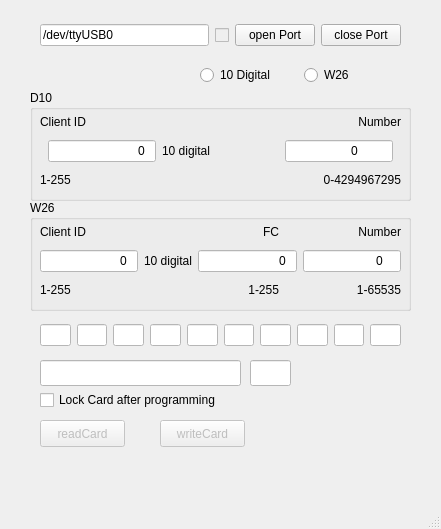
This is python/window.ui in zeroskunk/d302 as Qt 5 draws it before an edit. The edited form follows.
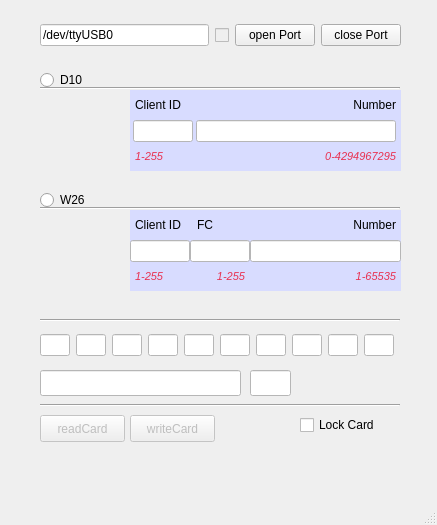
This is the edited form.

What changed in the file:
```diff
--- a/python/window.ui
+++ b/python/window.ui
@@ -6,8 +6,8 @@
    <rect>
     <x>0</x>
     <y>0</y>
-    <width>441</width>
-    <height>529</height>
+    <width>437</width>
+    <height>525</height>
    </rect>
   </property>
   <property name="windowTitle">
@@ -62,32 +62,9 @@
        <property name="text">
         <string>close Port</string>
        </property>
-      </widget>
-     </item>
-    </layout>
-   </widget>
-   <widget class="QWidget" name="horizontalLayoutWidget_2">
-    <property name="geometry">
-     <rect>
-      <x>200</x>
-      <y>60</y>
-      <width>201</width>
-      <height>31</height>
-     </rect>
-    </property>
-    <layout class="QHBoxLayout" name="horizontalLayout_2">
-     <item>
-      <widget class="QRadioButton" name="btn_radio_d10">
-       <property name="text">
-        <string>10 Digital</string>
-       </property>
-      </widget>
-     </item>
-     <item>
-      <widget class="QRadioButton" name="btn_radio_w26">
-       <property name="text">
-        <string>W26 </string>
-       </property>
+       <attribute name="buttonGroup">
+        <string notr="true">portButtonGroup</string>
+       </attribute>
       </widget>
      </item>
     </layout>
@@ -99,7 +76,7 @@
     <property name="geometry">
      <rect>
       <x>40</x>
-      <y>420</y>
+      <y>415</y>
       <width>85</width>
       <height>27</height>
      </rect>
@@ -114,8 +91,8 @@
     </property>
     <property name="geometry">
      <rect>
-      <x>160</x>
-      <y>420</y>
+      <x>130</x>
+      <y>415</y>
       <width>85</width>
       <height>27</height>
      </rect>
@@ -127,14 +104,14 @@
    <widget class="QCheckBox" name="card_lock">
     <property name="geometry">
      <rect>
-      <x>40</x>
-      <y>390</y>
-      <width>211</width>
+      <x>300</x>
+      <y>415</y>
+      <width>101</width>
       <height>20</height>
      </rect>
     </property>
     <property name="text">
-     <string>Lock Card after programming</string>
+     <string>Lock Card</string>
     </property>
    </widget>
    <widget class="QLineEdit" name="text_card_hex">
@@ -144,7 +121,7 @@
     <property name="geometry">
      <rect>
       <x>40</x>
-      <y>360</y>
+      <y>370</y>
       <width>201</width>
       <height>26</height>
      </rect>
@@ -172,7 +149,7 @@
     <property name="geometry">
      <rect>
       <x>40</x>
-      <y>460</y>
+      <y>450</y>
       <width>361</width>
       <height>41</height>
      </rect>
@@ -188,7 +165,7 @@
     <property name="geometry">
      <rect>
       <x>40</x>
-      <y>320</y>
+      <y>330</y>
       <width>361</width>
       <height>31</height>
      </rect>
@@ -199,11 +176,17 @@
        <property name="enabled">
         <bool>false</bool>
        </property>
+       <property name="maximumSize">
+        <size>
+         <width>30</width>
+         <height>16777215</height>
+        </size>
+       </property>
        <property name="styleSheet">
-        <string notr="true">background: white;</string>
+        <string notr="true">background: white; color: blue;</string>
        </property>
        <property name="alignment">
-        <set>Qt::AlignRight|Qt::AlignTrailing|Qt::AlignVCenter</set>
+        <set>Qt::AlignCenter</set>
        </property>
        <property name="readOnly">
         <bool>true</bool>
@@ -218,11 +201,17 @@
        <property name="enabled">
         <bool>false</bool>
        </property>
+       <property name="maximumSize">
+        <size>
+         <width>30</width>
+         <height>16777215</height>
+        </size>
+       </property>
        <property name="styleSheet">
-        <string notr="true">background: white;</string>
+        <string notr="true">background: white; color: blue;</string>
        </property>
        <property name="alignment">
-        <set>Qt::AlignRight|Qt::AlignTrailing|Qt::AlignVCenter</set>
+        <set>Qt::AlignCenter</set>
        </property>
        <property name="readOnly">
         <bool>true</bool>
@@ -237,11 +226,17 @@
        <property name="enabled">
         <bool>false</bool>
        </property>
+       <property name="maximumSize">
+        <size>
+         <width>30</width>
+         <height>16777215</height>
+        </size>
+       </property>
        <property name="styleSheet">
-        <string notr="true">background: white;</string>
+        <string notr="true">background: white; color: blue;</string>
        </property>
        <property name="alignment">
-        <set>Qt::AlignRight|Qt::AlignTrailing|Qt::AlignVCenter</set>
+        <set>Qt::AlignCenter</set>
        </property>
        <property name="readOnly">
         <bool>true</bool>
@@ -256,11 +251,17 @@
        <property name="enabled">
         <bool>false</bool>
        </property>
+       <property name="maximumSize">
+        <size>
+         <width>30</width>
+         <height>16777215</height>
+        </size>
+       </property>
        <property name="styleSheet">
-        <string notr="true">background: white;</string>
+        <string notr="true">background: white; color: blue;</string>
        </property>
        <property name="alignment">
-        <set>Qt::AlignRight|Qt::AlignTrailing|Qt::AlignVCenter</set>
+        <set>Qt::AlignCenter</set>
        </property>
        <property name="readOnly">
         <bool>true</bool>
@@ -275,11 +276,17 @@
        <property name="enabled">
         <bool>false</bool>
        </property>
+       <property name="maximumSize">
+        <size>
+         <width>30</width>
+         <height>16777215</height>
+        </size>
+       </property>
        <property name="styleSheet">
-        <string notr="true">background: white;</string>
+        <string notr="true">background: white; color: blue;</string>
        </property>
        <property name="alignment">
-        <set>Qt::AlignRight|Qt::AlignTrailing|Qt::AlignVCenter</set>
+        <set>Qt::AlignCenter</set>
        </property>
        <property name="readOnly">
         <bool>true</bool>
@@ -294,11 +301,17 @@
        <property name="enabled">
         <bool>false</bool>
        </property>
+       <property name="maximumSize">
+        <size>
+         <width>30</width>
+         <height>16777215</height>
+        </size>
+       </property>
        <property name="styleSheet">
-        <string notr="true">background: white;</string>
+        <string notr="true">background: white; color: blue;</string>
        </property>
        <property name="alignment">
-        <set>Qt::AlignRight|Qt::AlignTrailing|Qt::AlignVCenter</set>
+        <set>Qt::AlignCenter</set>
        </property>
        <property name="readOnly">
         <bool>true</bool>
@@ -313,11 +326,17 @@
        <property name="enabled">
         <bool>false</bool>
        </property>
+       <property name="maximumSize">
+        <size>
+         <width>30</width>
+         <height>16777215</height>
+        </size>
+       </property>
        <property name="styleSheet">
-        <string notr="true">background: white;</string>
+        <string notr="true">background: white; color: blue;</string>
        </property>
        <property name="alignment">
-        <set>Qt::AlignRight|Qt::AlignTrailing|Qt::AlignVCenter</set>
+        <set>Qt::AlignCenter</set>
        </property>
        <property name="readOnly">
         <bool>true</bool>
@@ -332,11 +351,17 @@
        <property name="enabled">
         <bool>false</bool>
        </property>
+       <property name="maximumSize">
+        <size>
+         <width>30</width>
+         <height>16777215</height>
+        </size>
+       </property>
        <property name="styleSheet">
-        <string notr="true">background: white;</string>
+        <string notr="true">background: white; color: blue;</string>
        </property>
        <property name="alignment">
-        <set>Qt::AlignRight|Qt::AlignTrailing|Qt::AlignVCenter</set>
+        <set>Qt::AlignCenter</set>
        </property>
        <property name="readOnly">
         <bool>true</bool>
@@ -351,11 +376,17 @@
        <property name="enabled">
         <bool>false</bool>
        </property>
+       <property name="maximumSize">
+        <size>
+         <width>30</width>
+         <height>16777215</height>
+        </size>
+       </property>
        <property name="styleSheet">
-        <string notr="true">background: white;</string>
+        <string notr="true">background: white; color: blue;</string>
        </property>
        <property name="alignment">
-        <set>Qt::AlignRight|Qt::AlignTrailing|Qt::AlignVCenter</set>
+        <set>Qt::AlignCenter</set>
        </property>
        <property name="readOnly">
         <bool>true</bool>
@@ -370,11 +401,17 @@
        <property name="enabled">
         <bool>false</bool>
        </property>
+       <property name="maximumSize">
+        <size>
+         <width>30</width>
+         <height>16777215</height>
+        </size>
+       </property>
        <property name="styleSheet">
-        <string notr="true">background: white; </string>
+        <string notr="true">background: white; color: blue;</string>
        </property>
        <property name="alignment">
-        <set>Qt::AlignRight|Qt::AlignTrailing|Qt::AlignVCenter</set>
+        <set>Qt::AlignCenter</set>
        </property>
        <property name="readOnly">
         <bool>true</bool>
@@ -393,7 +430,7 @@
     <property name="geometry">
      <rect>
       <x>250</x>
-      <y>360</y>
+      <y>370</y>
       <width>41</width>
       <height>26</height>
      </rect>
@@ -417,29 +454,71 @@
     </property>
     <property name="geometry">
      <rect>
-      <x>30</x>
+      <x>130</x>
       <y>90</y>
-      <width>381</width>
-      <height>111</height>
+      <width>271</width>
+      <height>81</height>
      </rect>
     </property>
+    <property name="autoFillBackground">
+     <bool>false</bool>
+    </property>
+    <property name="styleSheet">
+     <string notr="true">background: #D8DCFF;</string>
+    </property>
     <property name="title">
-     <string>D10</string>
+     <string/>
+    </property>
+    <property name="flat">
+     <bool>false</bool>
+    </property>
+    <property name="checkable">
+     <bool>false</bool>
     </property>
     <widget class="QWidget" name="layoutWidget">
      <property name="geometry">
       <rect>
-       <x>10</x>
-       <y>20</y>
-       <width>361</width>
+       <x>0</x>
+       <y>0</y>
+       <width>271</width>
        <height>81</height>
       </rect>
      </property>
      <layout class="QVBoxLayout" name="verticalLayout_2">
+      <property name="spacing">
+       <number>0</number>
+      </property>
       <item>
        <layout class="QHBoxLayout" name="horizontalLayout_4">
+        <property name="leftMargin">
+         <number>5</number>
+        </property>
+        <property name="rightMargin">
+         <number>5</number>
+        </property>
         <item>
          <widget class="QLabel" name="label_2">
+          <property name="maximumSize">
+           <size>
+            <width>62</width>
+            <height>16777215</height>
+           </size>
+          </property>
+          <property name="layoutDirection">
+           <enum>Qt::LeftToRight</enum>
+          </property>
+          <property name="styleSheet">
+           <string/>
+          </property>
+          <property name="frameShape">
+           <enum>QFrame::NoFrame</enum>
+          </property>
+          <property name="frameShadow">
+           <enum>QFrame::Plain</enum>
+          </property>
+          <property name="lineWidth">
+           <number>1</number>
+          </property>
           <property name="text">
            <string>Client ID</string>
           </property>
@@ -447,9 +526,24 @@
         </item>
         <item>
          <widget class="QLabel" name="label_4">
+          <property name="maximumSize">
+           <size>
+            <width>200</width>
+            <height>16777215</height>
+           </size>
+          </property>
           <property name="layoutDirection">
            <enum>Qt::LeftToRight</enum>
           </property>
+          <property name="autoFillBackground">
+           <bool>false</bool>
+          </property>
+          <property name="styleSheet">
+           <string notr="true"/>
+          </property>
+          <property name="frameShape">
+           <enum>QFrame::NoFrame</enum>
+          </property>
           <property name="text">
            <string>Number</string>
           </property>
@@ -462,11 +556,17 @@
       </item>
       <item>
        <layout class="QHBoxLayout" name="horizontalLayout_3">
-        <item alignment="Qt::AlignLeft">
+        <item>
          <widget class="QLineEdit" name="text_d10_clientid">
           <property name="enabled">
            <bool>true</bool>
           </property>
+          <property name="maximumSize">
+           <size>
+            <width>60</width>
+            <height>16777215</height>
+           </size>
+          </property>
           <property name="layoutDirection">
            <enum>Qt::RightToLeft</enum>
           </property>
@@ -474,10 +574,13 @@
            <string notr="true">background: white;</string>
           </property>
           <property name="inputMask">
-           <string>000]; </string>
+           <string/>
           </property>
           <property name="text">
-           <string>0</string>
+           <string/>
+          </property>
+          <property name="maxLength">
+           <number>10</number>
           </property>
           <property name="alignment">
            <set>Qt::AlignRight|Qt::AlignTrailing|Qt::AlignVCenter</set>
@@ -485,17 +588,16 @@
          </widget>
         </item>
         <item>
-         <widget class="QLabel" name="label">
-          <property name="text">
-           <string>10 digital</string>
-          </property>
-         </widget>
-        </item>
-        <item alignment="Qt::AlignRight">
          <widget class="QLineEdit" name="text_d10_numbers">
           <property name="enabled">
            <bool>true</bool>
           </property>
+          <property name="maximumSize">
+           <size>
+            <width>200</width>
+            <height>16777215</height>
+           </size>
+          </property>
           <property name="layoutDirection">
            <enum>Qt::RightToLeft</enum>
           </property>
@@ -503,10 +605,13 @@
            <string notr="true">background: white;</string>
           </property>
           <property name="inputMask">
-           <string>0000000000; </string>
+           <string/>
           </property>
           <property name="text">
-           <string>0</string>
+           <string/>
+          </property>
+          <property name="maxLength">
+           <number>10</number>
           </property>
           <property name="alignment">
            <set>Qt::AlignRight|Qt::AlignTrailing|Qt::AlignVCenter</set>
@@ -517,24 +622,72 @@
       </item>
       <item>
        <layout class="QHBoxLayout" name="horizontalLayout_5">
+        <property name="leftMargin">
+         <number>5</number>
+        </property>
+        <property name="rightMargin">
+         <number>5</number>
+        </property>
         <item>
          <widget class="QLabel" name="label_3">
+          <property name="maximumSize">
+           <size>
+            <width>67</width>
+            <height>16777215</height>
+           </size>
+          </property>
+          <property name="font">
+           <font>
+            <pointsize>8</pointsize>
+            <italic>true</italic>
+           </font>
+          </property>
+          <property name="styleSheet">
+           <string notr="true">color: #E83151;</string>
+          </property>
+          <property name="frameShape">
+           <enum>QFrame::NoFrame</enum>
+          </property>
           <property name="text">
            <string>1-255</string>
           </property>
+          <property name="wordWrap">
+           <bool>false</bool>
+          </property>
          </widget>
         </item>
         <item>
          <widget class="QLabel" name="label_5">
+          <property name="maximumSize">
+           <size>
+            <width>200</width>
+            <height>16777215</height>
+           </size>
+          </property>
+          <property name="font">
+           <font>
+            <pointsize>8</pointsize>
+            <italic>true</italic>
+           </font>
+          </property>
           <property name="layoutDirection">
            <enum>Qt::LeftToRight</enum>
           </property>
+          <property name="styleSheet">
+           <string notr="true">color: #E83151; </string>
+          </property>
+          <property name="frameShape">
+           <enum>QFrame::NoFrame</enum>
+          </property>
           <property name="text">
            <string>0-4294967295</string>
           </property>
           <property name="alignment">
            <set>Qt::AlignRight|Qt::AlignTrailing|Qt::AlignVCenter</set>
           </property>
+          <property name="wordWrap">
+           <bool>false</bool>
+          </property>
          </widget>
         </item>
        </layout>
@@ -548,29 +701,53 @@
     </property>
     <property name="geometry">
      <rect>
-      <x>30</x>
-      <y>200</y>
-      <width>381</width>
-      <height>111</height>
+      <x>130</x>
+      <y>210</y>
+      <width>271</width>
+      <height>81</height>
      </rect>
     </property>
+    <property name="styleSheet">
+     <string notr="true">background: #D8DCFF;</string>
+    </property>
     <property name="title">
-     <string>W26</string>
+     <string/>
     </property>
     <widget class="QWidget" name="layoutWidget">
      <property name="geometry">
       <rect>
-       <x>10</x>
-       <y>20</y>
-       <width>361</width>
+       <x>0</x>
+       <y>0</y>
+       <width>271</width>
        <height>81</height>
       </rect>
      </property>
      <layout class="QVBoxLayout" name="verticalLayout_3">
+      <property name="spacing">
+       <number>0</number>
+      </property>
       <item>
        <layout class="QHBoxLayout" name="horizontalLayout_6">
+        <property name="leftMargin">
+         <number>5</number>
+        </property>
+        <property name="topMargin">
+         <number>0</number>
+        </property>
+        <property name="rightMargin">
+         <number>5</number>
+        </property>
         <item>
          <widget class="QLabel" name="label_6">
+          <property name="maximumSize">
+           <size>
+            <width>62</width>
+            <height>16777215</height>
+           </size>
+          </property>
+          <property name="styleSheet">
+           <string/>
+          </property>
           <property name="text">
            <string>Client ID</string>
           </property>
@@ -578,15 +755,21 @@
         </item>
         <item>
          <widget class="QLabel" name="label_7">
+          <property name="maximumSize">
+           <size>
+            <width>62</width>
+            <height>16777215</height>
+           </size>
+          </property>
           <property name="layoutDirection">
            <enum>Qt::LeftToRight</enum>
           </property>
+          <property name="styleSheet">
+           <string/>
+          </property>
           <property name="text">
            <string>FC</string>
           </property>
-          <property name="alignment">
-           <set>Qt::AlignRight|Qt::AlignTrailing|Qt::AlignVCenter</set>
-          </property>
          </widget>
         </item>
         <item>
@@ -594,6 +777,12 @@
           <property name="layoutDirection">
            <enum>Qt::LeftToRight</enum>
           </property>
+          <property name="autoFillBackground">
+           <bool>false</bool>
+          </property>
+          <property name="styleSheet">
+           <string notr="true"/>
+          </property>
           <property name="text">
            <string>Number</string>
           </property>
@@ -611,6 +800,12 @@
           <property name="enabled">
            <bool>true</bool>
           </property>
+          <property name="maximumSize">
+           <size>
+            <width>60</width>
+            <height>16777215</height>
+           </size>
+          </property>
           <property name="layoutDirection">
            <enum>Qt::RightToLeft</enum>
           </property>
@@ -618,28 +813,30 @@
            <string notr="true">background: white;</string>
           </property>
           <property name="inputMask">
-           <string extracomment="000">000; </string>
+           <string extracomment="000"/>
           </property>
           <property name="text">
-           <string>0</string>
+           <string/>
+          </property>
+          <property name="maxLength">
+           <number>3</number>
           </property>
           <property name="alignment">
            <set>Qt::AlignRight|Qt::AlignTrailing|Qt::AlignVCenter</set>
           </property>
          </widget>
         </item>
-        <item>
-         <widget class="QLabel" name="label_8">
-          <property name="text">
-           <string>10 digital</string>
-          </property>
-         </widget>
-        </item>
         <item>
          <widget class="QLineEdit" name="text_w26_fc">
           <property name="enabled">
            <bool>true</bool>
           </property>
+          <property name="maximumSize">
+           <size>
+            <width>60</width>
+            <height>16777215</height>
+           </size>
+          </property>
           <property name="layoutDirection">
            <enum>Qt::RightToLeft</enum>
           </property>
@@ -647,10 +844,13 @@
            <string notr="true">background: white;</string>
           </property>
           <property name="inputMask">
-           <string>000; </string>
+           <string/>
           </property>
           <property name="text">
-           <string>0</string>
+           <string/>
+          </property>
+          <property name="maxLength">
+           <number>3</number>
           </property>
           <property name="alignment">
            <set>Qt::AlignRight|Qt::AlignTrailing|Qt::AlignVCenter</set>
@@ -669,10 +869,13 @@
            <string notr="true">background: white;</string>
           </property>
           <property name="inputMask">
-           <string>00000; </string>
+           <string/>
           </property>
           <property name="text">
-           <string>0</string>
+           <string/>
+          </property>
+          <property name="maxLength">
+           <number>5</number>
           </property>
           <property name="alignment">
            <set>Qt::AlignRight|Qt::AlignTrailing|Qt::AlignVCenter</set>
@@ -683,37 +886,94 @@
       </item>
       <item>
        <layout class="QHBoxLayout" name="horizontalLayout_8">
+        <property name="spacing">
+         <number>0</number>
+        </property>
+        <property name="leftMargin">
+         <number>5</number>
+        </property>
+        <property name="rightMargin">
+         <number>5</number>
+        </property>
         <item>
          <widget class="QLabel" name="label_9">
+          <property name="maximumSize">
+           <size>
+            <width>55</width>
+            <height>16777215</height>
+           </size>
+          </property>
+          <property name="font">
+           <font>
+            <pointsize>8</pointsize>
+            <italic>true</italic>
+           </font>
+          </property>
+          <property name="styleSheet">
+           <string notr="true">color: #E83151;</string>
+          </property>
           <property name="text">
            <string>1-255</string>
           </property>
+          <property name="wordWrap">
+           <bool>false</bool>
+          </property>
          </widget>
         </item>
         <item>
          <widget class="QLabel" name="label_10">
+          <property name="maximumSize">
+           <size>
+            <width>55</width>
+            <height>16777215</height>
+           </size>
+          </property>
+          <property name="font">
+           <font>
+            <pointsize>8</pointsize>
+            <italic>true</italic>
+           </font>
+          </property>
           <property name="layoutDirection">
            <enum>Qt::LeftToRight</enum>
           </property>
+          <property name="styleSheet">
+           <string notr="true">color: #E83151;</string>
+          </property>
           <property name="text">
            <string>1-255</string>
           </property>
           <property name="alignment">
            <set>Qt::AlignRight|Qt::AlignTrailing|Qt::AlignVCenter</set>
           </property>
+          <property name="wordWrap">
+           <bool>false</bool>
+          </property>
          </widget>
         </item>
         <item>
          <widget class="QLabel" name="label_12">
+          <property name="font">
+           <font>
+            <pointsize>8</pointsize>
+            <italic>true</italic>
+           </font>
+          </property>
           <property name="layoutDirection">
            <enum>Qt::LeftToRight</enum>
           </property>
+          <property name="styleSheet">
+           <string notr="true">color: #E83151; </string>
+          </property>
           <property name="text">
            <string>1-65535</string>
           </property>
           <property name="alignment">
            <set>Qt::AlignRight|Qt::AlignTrailing|Qt::AlignVCenter</set>
           </property>
+          <property name="wordWrap">
+           <bool>false</bool>
+          </property>
          </widget>
         </item>
        </layout>
@@ -721,6 +981,90 @@
      </layout>
     </widget>
    </widget>
+   <widget class="QRadioButton" name="btn_radio_w26">
+    <property name="geometry">
+     <rect>
+      <x>40</x>
+      <y>190</y>
+      <width>96</width>
+      <height>20</height>
+     </rect>
+    </property>
+    <property name="text">
+     <string>W26 </string>
+    </property>
+    <attribute name="buttonGroup">
+     <string notr="true">radioButtonGroup</string>
+    </attribute>
+   </widget>
+   <widget class="QRadioButton" name="btn_radio_d10">
+    <property name="geometry">
+     <rect>
+      <x>40</x>
+      <y>70</y>
+      <width>91</width>
+      <height>20</height>
+     </rect>
+    </property>
+    <property name="text">
+     <string>D10</string>
+    </property>
+    <attribute name="buttonGroup">
+     <string notr="true">radioButtonGroup</string>
+    </attribute>
+   </widget>
+   <widget class="Line" name="line">
+    <property name="geometry">
+     <rect>
+      <x>40</x>
+      <y>200</y>
+      <width>360</width>
+      <height>16</height>
+     </rect>
+    </property>
+    <property name="orientation">
+     <enum>Qt::Horizontal</enum>
+    </property>
+   </widget>
+   <widget class="Line" name="line_2">
+    <property name="geometry">
+     <rect>
+      <x>40</x>
+      <y>395</y>
+      <width>360</width>
+      <height>20</height>
+     </rect>
+    </property>
+    <property name="orientation">
+     <enum>Qt::Horizontal</enum>
+    </property>
+   </widget>
+   <widget class="Line" name="line_3">
+    <property name="geometry">
+     <rect>
+      <x>40</x>
+      <y>80</y>
+      <width>360</width>
+      <height>16</height>
+     </rect>
+    </property>
+    <property name="orientation">
+     <enum>Qt::Horizontal</enum>
+    </property>
+   </widget>
+   <widget class="Line" name="line_4">
+    <property name="geometry">
+     <rect>
+      <x>40</x>
+      <y>310</y>
+      <width>360</width>
+      <height>20</height>
+     </rect>
+    </property>
+    <property name="orientation">
+     <enum>Qt::Horizontal</enum>
+    </property>
+   </widget>
   </widget>
   <widget class="QStatusBar" name="statusbar"/>
  </widget>
```
Left out of the diff: 11 changed lines with no effect on the pictures.
